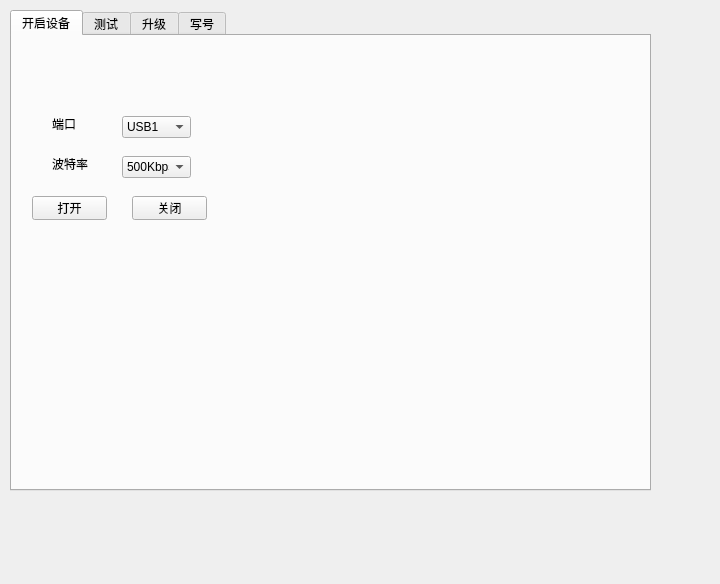
Above: UI/_00login.ui from dissor/can-tool-for-a520 before the change. Below: the same form after it.
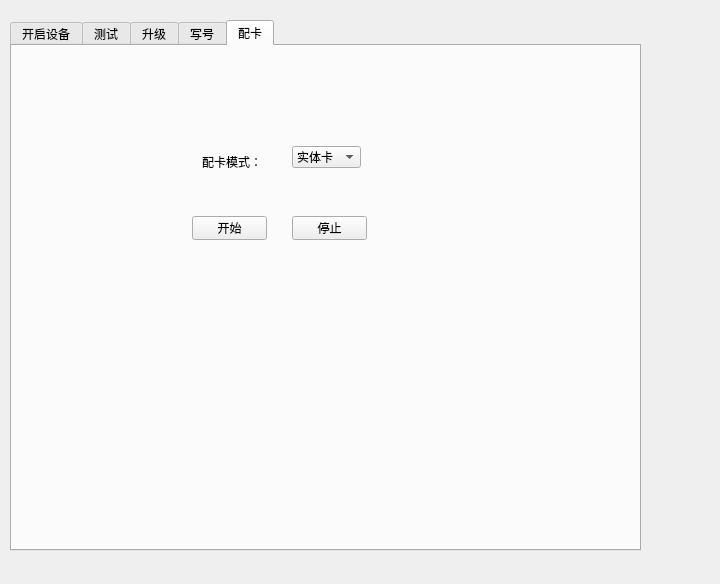
That is the form after the change. The open tabs and pages were chosen to show the change.

Commit message: 配卡模式

Diff of the .ui file:
```diff
--- a/UI/_00login.ui
+++ b/UI/_00login.ui
@@ -20,9 +20,9 @@
    <property name="geometry">
     <rect>
      <x>10</x>
-     <y>10</y>
-     <width>641</width>
-     <height>481</height>
+     <y>20</y>
+     <width>631</width>
+     <height>531</height>
     </rect>
    </property>
    <property name="currentIndex">
@@ -707,6 +707,70 @@
      </property>
     </widget>
    </widget>
+   <widget class="QWidget" name="tab_5">
+    <attribute name="title">
+     <string>配卡</string>
+    </attribute>
+    <widget class="QComboBox" name="comboBox">
+     <property name="geometry">
+      <rect>
+       <x>280</x>
+       <y>100</y>
+       <width>69</width>
+       <height>22</height>
+      </rect>
+     </property>
+     <item>
+      <property name="text">
+       <string>实体卡</string>
+      </property>
+     </item>
+     <item>
+      <property name="text">
+       <string>模拟卡</string>
+      </property>
+     </item>
+    </widget>
+    <widget class="QLabel" name="label_12">
+     <property name="geometry">
+      <rect>
+       <x>190</x>
+       <y>100</y>
+       <width>81</width>
+       <height>31</height>
+      </rect>
+     </property>
+     <property name="text">
+      <string>配卡模式：</string>
+     </property>
+    </widget>
+    <widget class="QPushButton" name="pushButton_2">
+     <property name="geometry">
+      <rect>
+       <x>180</x>
+       <y>170</y>
+       <width>75</width>
+       <height>24</height>
+      </rect>
+     </property>
+     <property name="text">
+      <string>开始</string>
+     </property>
+    </widget>
+    <widget class="QPushButton" name="pushButton_5">
+     <property name="geometry">
+      <rect>
+       <x>280</x>
+       <y>170</y>
+       <width>75</width>
+       <height>24</height>
+      </rect>
+     </property>
+     <property name="text">
+      <string>停止</string>
+     </property>
+    </widget>
+   </widget>
   </widget>
  </widget>
  <resources/>
```
Left out of the diff: 100 changed lines with no effect on the pictures. The commit also changes 3 other files.
